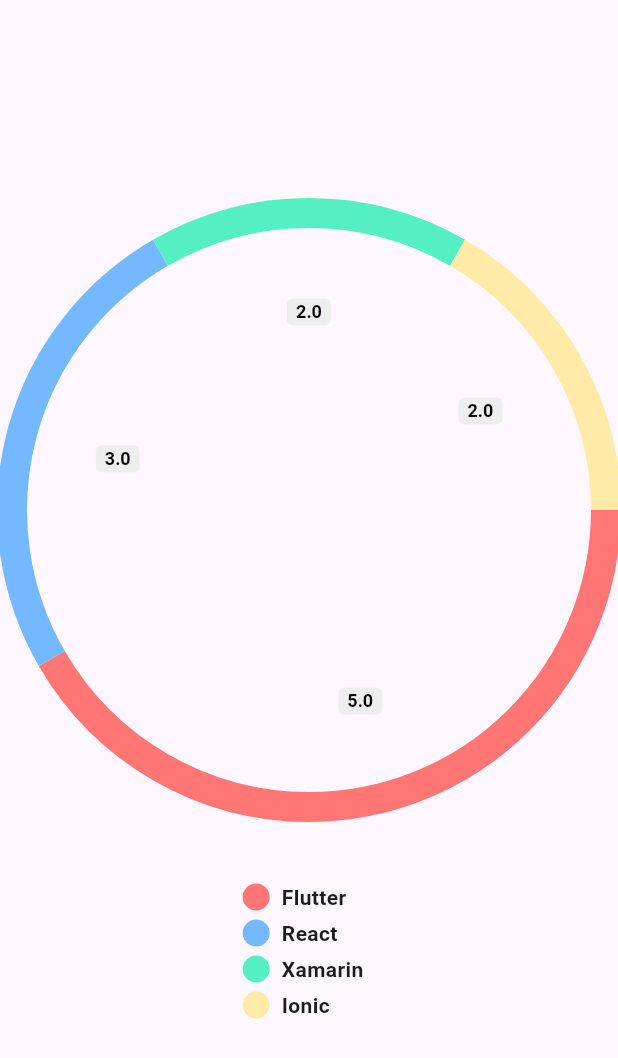
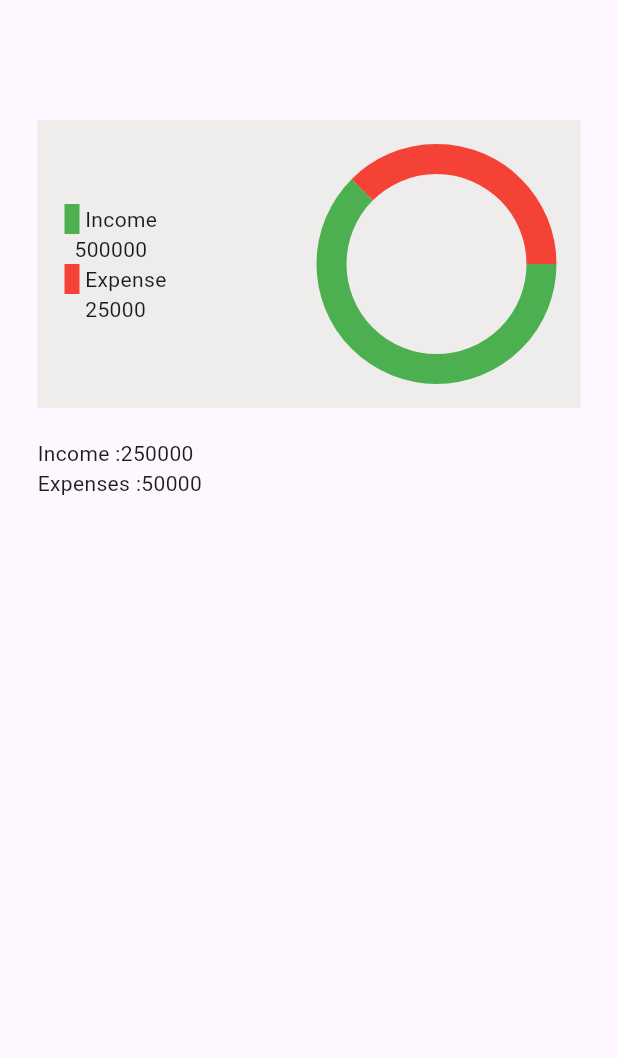
Before and after one commit to Vaibhav77e/expense_manager, a Flutter app: the screen it shows after launch, on a phone screen of 412 x 824 dp. Shown: the top 1058 px of the screen. Run offline on Flutter 3.47's test engine with Material 3 defaults, Android fonts, the phone set to English and light mode, and no system bars; drawn by our look-alikes of pie_chart.

Commit message:
created pie chart

```diff
--- a/lib/myHomePage.dart
+++ b/lib/myHomePage.dart
@@ -10,28 +10,84 @@ class MyHomePage extends StatefulWidget {
 
 class _MyHomePageState extends State<MyHomePage> {
   Map<String, double> dataMap = {
-    "Flutter": 5,
-    "React": 3,
-    "Xamarin": 2,
-    "Ionic": 2,
+    "Income": 5,
+    "Expense": 3,
   };
+
+  List<Color> colorList = [
+    Colors.green,
+    Colors.red,
+  ];
 
   @override
   Widget build(BuildContext context) {
     return Scaffold(
-      body: Center(child: Container(
-        child: PieChart(dataMap: dataMap,
-        chartType: ChartType.ring,
-
-        legendOptions: LegendOptions(
-
-          showLegendsInRow: false,
-          showLegends: true,
-
-        legendPosition: LegendPosition.bottom,
-
-      ),),
-      ),),
+      body: SafeArea(
+        child: Container(
+          padding: const EdgeInsets.symmetric(horizontal: 25),
+          child: Column(
+            children: [
+              const SizedBox(height: 80,),
+              Container(
+                width: 500,
+                padding: EdgeInsets.all(18),
+                decoration: BoxDecoration(color: Color.fromARGB(255, 239, 236, 236)),
+                child: Row(
+                  mainAxisAlignment: MainAxisAlignment.spaceBetween,
+                  children: [
+                    Column(
+                      crossAxisAlignment: CrossAxisAlignment.start,
+                      children: [
+                        buildExpenseFields(title: ' Income', color: Colors.green,money: '500000'),
+                        buildExpenseFields(title: ' Expense', color: Colors.red,money: '25000'),
+                      ],
+                    ),
+                    PieChart(dataMap: dataMap,
+                    colorList: colorList,
+                    chartRadius:140,
+                    chartType: ChartType.ring,
+                    chartValuesOptions: ChartValuesOptions(
+                      showChartValues: false
+                    ),
+                    legendOptions: LegendOptions(
+                    showLegendsInRow: true,
+                    showLegends: false,
+                    legendPosition: LegendPosition.bottom,
+                    ),),
+                  ],
+                ),
+              ),
+              const SizedBox(height: 20,),
+              Row(
+                children: [
+                  Text('Income :'),
+                  Text('250000'),
+                ],
+              ),
+              Row(
+                children: [
+                  Text('Expenses :'),
+                  Text('50000'),
+                ],
+              )
+            ],
+          ),
+        ),
+      ),
     );
   }
+
+  Widget buildExpenseFields({required String title, required Color? color,required String money}){
+    return Column(
+      children: [
+        Row(
+              children: [
+              Container(height: 20,width: 10,color: color,),
+              Text(title)
+            ],
+        ),
+        Text(money),
+      ],
+    );
+    }
 }
```
